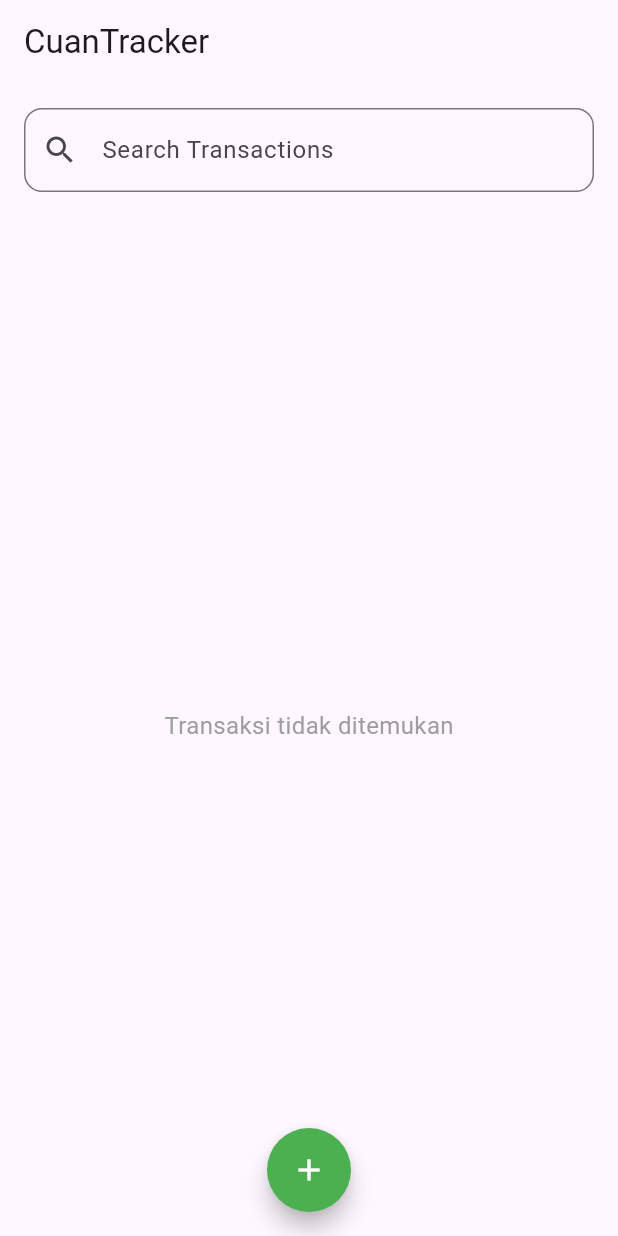
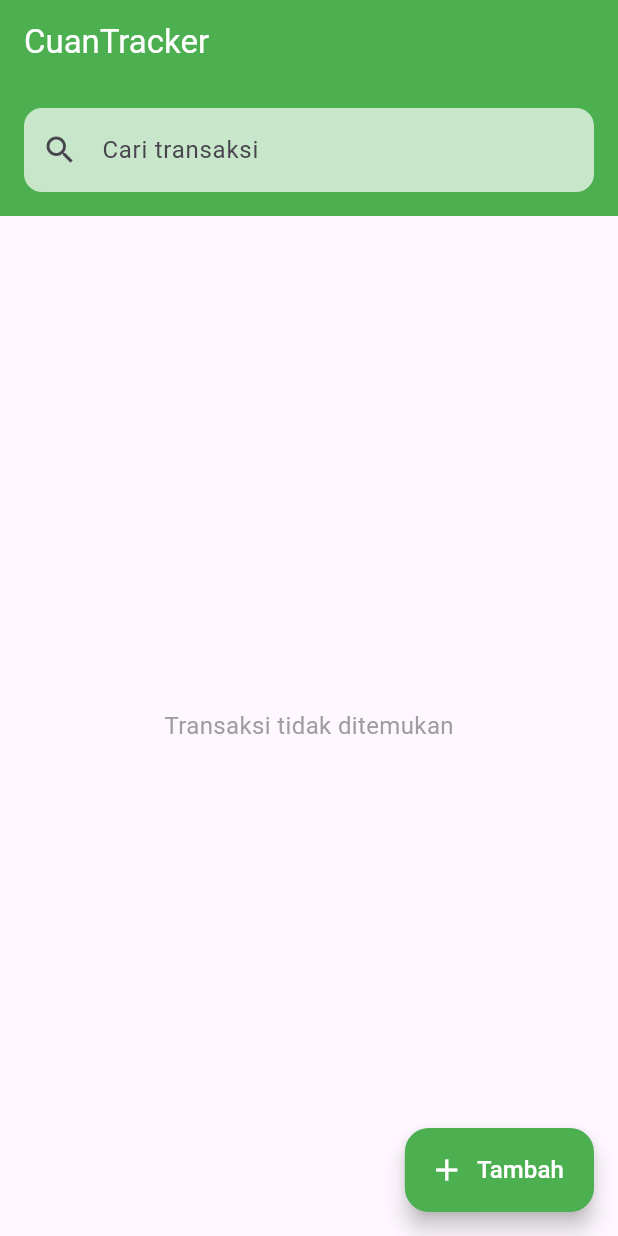
Before and after one commit to yondikavl/Cuantrack-Mobile-App, a Flutter app: the screen it shows after launch, on a phone screen of 412 x 824 dp. Run offline on Flutter 3.47's test engine with Material 3 defaults, Android fonts, the phone set to English and light mode, and no system bars.

Commit message:
done 1.0

```diff
--- a/lib/screens/home_screen.dart
+++ b/lib/screens/home_screen.dart
@@ -61,22 +61,35 @@ class _HomeScreenState extends State<HomeScreen> {
     return Scaffold(
       appBar: AppBar(
         title: const Text('CuanTracker'),
+        backgroundColor: Colors.green,
+        foregroundColor: Colors.white,
       ),
       body: Column(
         children: [
-          Padding(
+          Container(
+            decoration: const BoxDecoration(color: Colors.green),
+            child: Padding(
               padding: const EdgeInsets.all(16.0),
               child: TextField(
                 controller: _searchController,
                 decoration: InputDecoration(
-                labelText: 'Search Transactions',
+                  labelText: 'Cari transaksi',
+                  labelStyle: TextStyle(backgroundColor: Colors.green.shade100),
                   prefixIcon: const Icon(Icons.search),
-                border: OutlineInputBorder(
+                  fillColor: Colors.green.shade100,
+                  filled: true,
+                  border: InputBorder.none,
+                  enabledBorder: OutlineInputBorder(
                     borderRadius: BorderRadius.circular(12),
+                    borderSide: const BorderSide(color: Colors.transparent),
+                  ),
+                  focusedBorder: OutlineInputBorder(
+                    borderRadius: BorderRadius.circular(12),
+                    borderSide: const BorderSide(color: Colors.transparent),
                   ),
                 ),
-              onChanged:
-                  _filterTransactions, // Logika filter diterapkan di sini
+                onChanged: _filterTransactions,
+              ),
             ),
           ),
           Expanded(
@@ -137,10 +150,11 @@ class _HomeScreenState extends State<HomeScreen> {
                               color: tx.isIncome ? Colors.green : Colors.red,
                             ),
                             child: Text(
-                              '${tx.isIncome ? '+ ' : '- '}\Rp.${tx.amount.toStringAsFixed(2)}',
+                              '${tx.isIncome ? '+ ' : '- '}Rp.${tx.amount.toStringAsFixed(2)}',
                               style: const TextStyle(
                                 color: Colors.white,
                                 fontWeight: FontWeight.bold,
+                                fontSize: 12,
                               ),
                             ),
                           ),
@@ -151,16 +165,22 @@ class _HomeScreenState extends State<HomeScreen> {
           ),
         ],
       ),
-      floatingActionButton: FloatingActionButton(
+      floatingActionButton: FloatingActionButton.extended(
+        onPressed: () => _startAddNewTransaction(context),
         backgroundColor: Colors.green,
-        shape: const CircleBorder(),
-        child: const Icon(
+        icon: const Icon(
           Icons.add,
           color: Colors.white,
         ),
-        onPressed: () => _startAddNewTransaction(context),
+        label: const Text(
+          'Tambah',
+          style: TextStyle(
+            color: Colors.white,
+            fontSize: 16,
           ),
-      floatingActionButtonLocation: FloatingActionButtonLocation.centerFloat,
+        ),
+      ),
+      floatingActionButtonLocation: FloatingActionButtonLocation.endFloat,
     );
   }
 }
--- a/pubspec.yaml
+++ b/pubspec.yaml
@@ -34,7 +34,6 @@ dependencies:
   # The following adds the Cupertino Icons font to your application.
   # Use with the CupertinoIcons class for iOS style icons.
   cupertino_icons: ^1.0.8
-  standard_searchbar: ^2.0.0
 
 dev_dependencies:
   flutter_test:
```
Also changed, not shown: lib/screens/add_transaction.dart (+17 -8 lines), pubspec.lock. Lines whose indentation alone changed are shown as unchanged.
